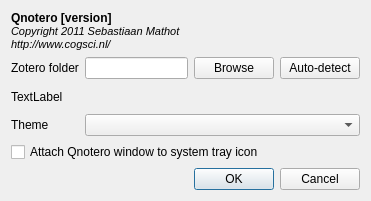
Before: the Qt Designer form ui/preferences.ui in smathot/qnotero, drawn with Qt 5.
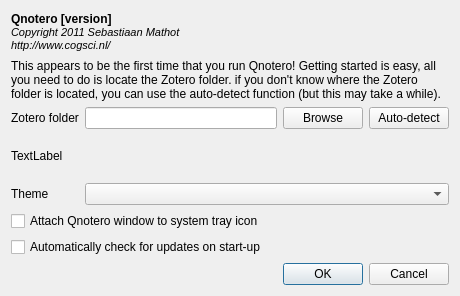
After: the same form once the commit is applied.

Commit message: Added firstRun and autoUpdateCheck

The edit to the form file:
```diff
--- a/ui/preferences.ui
+++ b/ui/preferences.ui
@@ -6,25 +6,25 @@
    <rect>
     <x>0</x>
     <y>0</y>
-    <width>371</width>
-    <height>201</height>
+    <width>460</width>
+    <height>296</height>
    </rect>
   </property>
   <property name="windowTitle">
    <string>Preferences</string>
   </property>
   <layout class="QGridLayout" name="gridLayout">
-   <item row="1" column="0">
+   <item row="2" column="0">
     <widget class="QLabel" name="label">
      <property name="text">
       <string>Zotero folder</string>
      </property>
     </widget>
    </item>
-   <item row="1" column="1">
+   <item row="2" column="1">
     <widget class="QLineEdit" name="lineEditZoteroPath"/>
    </item>
-   <item row="5" column="0" colspan="4">
+   <item row="7" column="0" colspan="4">
     <widget class="QDialogButtonBox" name="buttonBox">
      <property name="orientation">
       <enum>Qt::Horizontal</enum>
@@ -34,35 +34,35 @@
      </property>
     </widget>
    </item>
-   <item row="1" column="2">
+   <item row="2" column="2">
     <widget class="QPushButton" name="pushButtonZoteroPathBrowse">
      <property name="text">
       <string>Browse</string>
      </property>
     </widget>
    </item>
-   <item row="1" column="3">
+   <item row="2" column="3">
     <widget class="QPushButton" name="pushButtonZoteroPathAutoDetect">
      <property name="text">
       <string>Auto-detect</string>
      </property>
     </widget>
    </item>
-   <item row="4" column="0" colspan="4">
+   <item row="5" column="0" colspan="4">
     <widget class="QCheckBox" name="checkBoxAttachToSysTray">
      <property name="text">
       <string>Attach Qnotero window to system tray icon</string>
      </property>
     </widget>
    </item>
-   <item row="3" column="0">
+   <item row="4" column="0">
     <widget class="QLabel" name="label_2">
      <property name="text">
       <string>Theme</string>
      </property>
     </widget>
    </item>
-   <item row="3" column="1" colspan="3">
+   <item row="4" column="1" colspan="3">
     <widget class="QComboBox" name="comboBoxTheme"/>
    </item>
    <item row="0" column="0" colspan="4">
@@ -90,13 +90,30 @@
      </layout>
     </widget>
    </item>
-   <item row="2" column="0" colspan="4">
+   <item row="3" column="0" colspan="4">
     <widget class="QLabel" name="labelLocatePath">
      <property name="text">
       <string>TextLabel</string>
      </property>
     </widget>
    </item>
+   <item row="6" column="0" colspan="4">
+    <widget class="QCheckBox" name="checkBoxAutoUpdateCheck">
+     <property name="text">
+      <string>Automatically check for updates on start-up</string>
+     </property>
+    </widget>
+   </item>
+   <item row="1" column="0" colspan="4">
+    <widget class="QLabel" name="labelFirstRun">
+     <property name="text">
+      <string>This appears to be the first time that you run Qnotero! Getting started is easy, all you need to do is locate the Zotero folder. if you don't know where the Zotero folder is located, you can use the auto-detect function (but this may take a while).</string>
+     </property>
+     <property name="wordWrap">
+      <bool>true</bool>
+     </property>
+    </widget>
+   </item>
   </layout>
  </widget>
  <resources/>
```
The commit also changes 5 other files.
